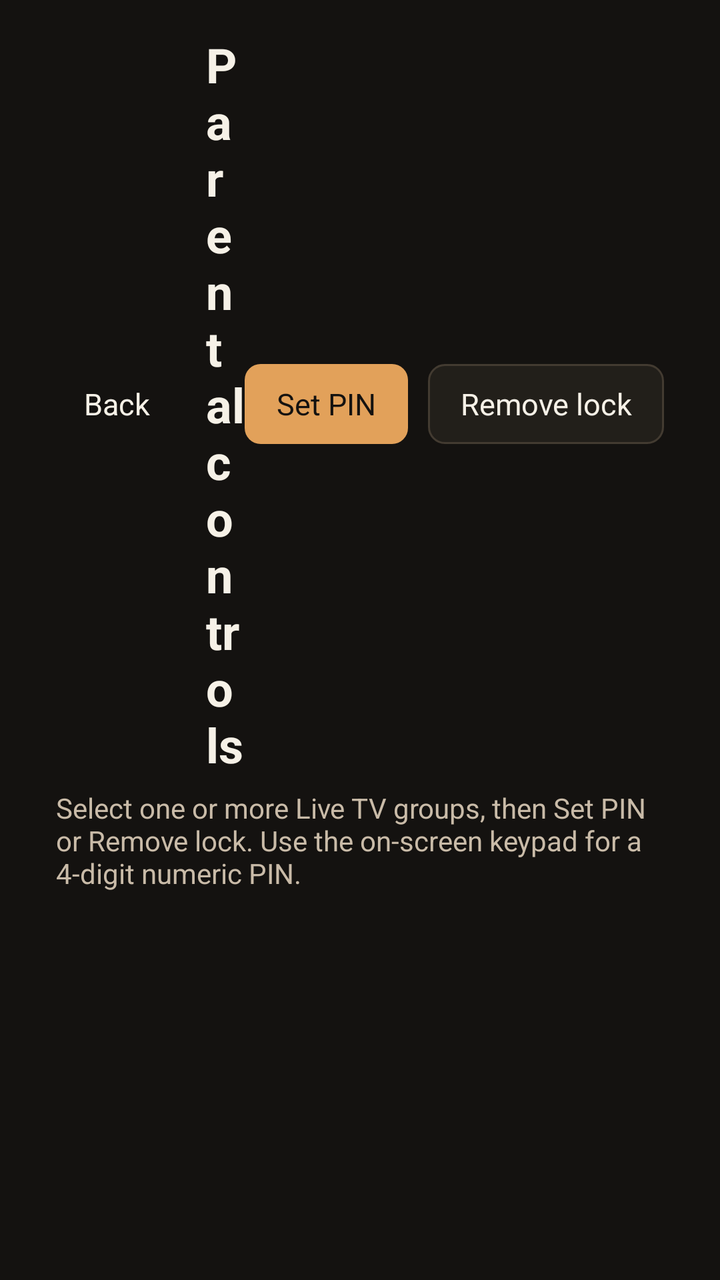
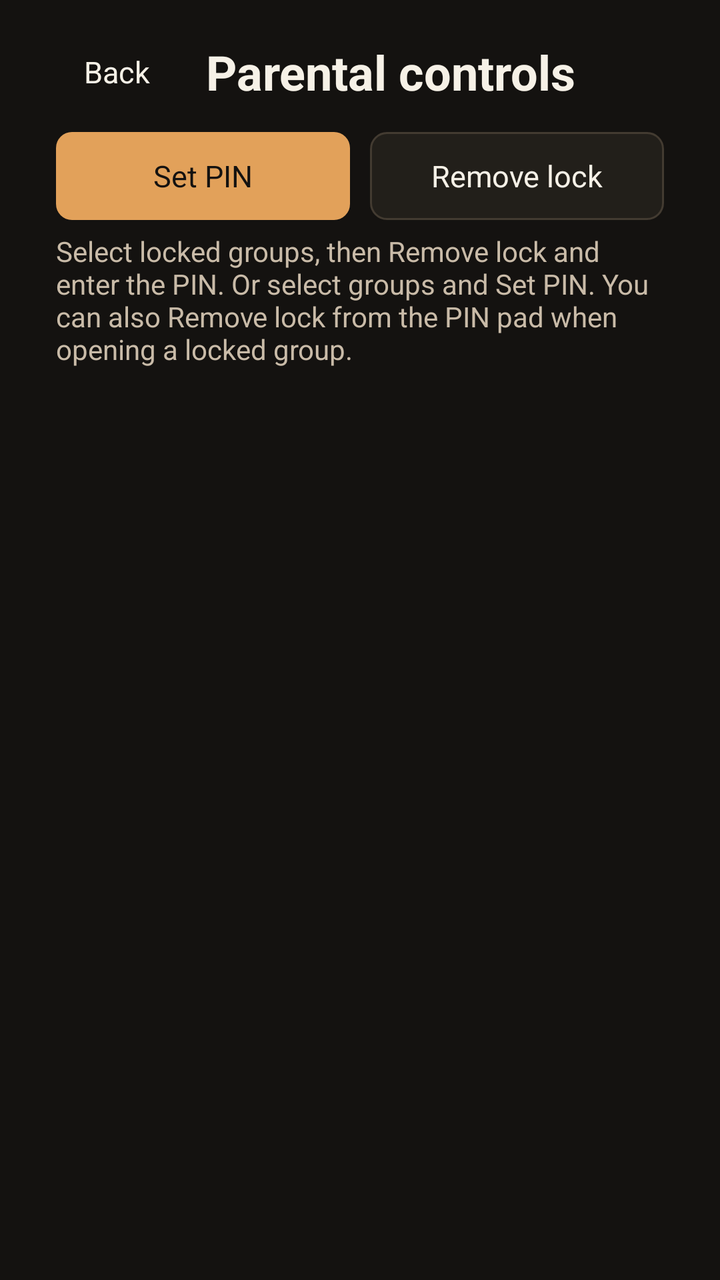

An Android layout rendered at two revisions. The XML below is the earlier revision; the diff shows what the commit changed to produce the second picture.
<!-- AndroidManifest.xml: application theme Theme.OlympusIptv -->
<!-- res/layout/activity_parental.xml -->
<?xml version="1.0" encoding="utf-8"?>
<FrameLayout xmlns:android="http://schemas.android.com/apk/res/android"
    android:layout_width="match_parent"
    android:layout_height="match_parent"
    android:background="@color/bg">

    <LinearLayout
        android:id="@+id/parentalContent"
        android:layout_width="match_parent"
        android:layout_height="match_parent"
        android:orientation="vertical"
        android:paddingHorizontal="28dp"
        android:paddingTop="16dp"
        android:paddingBottom="12dp">

        <LinearLayout
            android:layout_width="match_parent"
            android:layout_height="wrap_content"
            android:gravity="center_vertical"
            android:orientation="horizontal">

            <TextView
                android:id="@+id/btnBack"
                android:layout_width="wrap_content"
                android:layout_height="40dp"
                android:background="@drawable/bg_nav"
                android:clickable="true"
                android:focusable="true"
                android:gravity="center"
                android:nextFocusDown="@id/groupList"
                android:paddingHorizontal="14dp"
                android:text="@string/back"
                android:textColor="@color/text_primary"
                android:textSize="15sp" />

            <TextView
                android:layout_width="0dp"
                android:layout_height="wrap_content"
                android:layout_marginStart="14dp"
                android:layout_weight="1"
                android:text="@string/parental_title"
                android:textColor="@color/text_primary"
                android:textSize="24sp"
                android:textStyle="bold" />

            <TextView
                android:id="@+id/btnSetPin"
                android:layout_width="wrap_content"
                android:layout_height="40dp"
                android:background="@drawable/bg_button"
                android:clickable="true"
                android:focusable="true"
                android:gravity="center"
                android:paddingHorizontal="16dp"
                android:text="@string/parental_set_pin"
                android:textColor="@color/bg"
                android:textSize="15sp" />

            <TextView
                android:id="@+id/btnClearPin"
                android:layout_width="wrap_content"
                android:layout_height="40dp"
                android:layout_marginStart="10dp"
                android:background="@drawable/bg_button_secondary"
                android:clickable="true"
                android:focusable="true"
                android:gravity="center"
                android:paddingHorizontal="16dp"
                android:text="@string/parental_clear_pin"
                android:textColor="@color/text_primary"
                android:textSize="15sp" />
        </LinearLayout>

        <TextView
            android:id="@+id/parentalHint"
            android:layout_width="match_parent"
            android:layout_height="wrap_content"
            android:layout_marginTop="6dp"
            android:text="@string/parental_hint"
            android:textColor="@color/text_secondary"
            android:textSize="14sp" />

        <androidx.recyclerview.widget.RecyclerView
            android:id="@+id/groupList"
            android:layout_width="match_parent"
            android:layout_height="0dp"
            android:layout_marginTop="12dp"
            android:layout_weight="1"
            android:clipToPadding="false"
            android:nextFocusUp="@id/btnBack" />
    </LinearLayout>

    <View
        android:id="@+id/pinScrim"
        android:layout_width="match_parent"
        android:layout_height="match_parent"
        android:background="#CC141210"
        android:clickable="true"
        android:focusable="false"
        android:visibility="gone" />

    <LinearLayout
        android:id="@+id/groupPin"
        android:layout_width="420dp"
        android:layout_height="wrap_content"
        android:layout_gravity="center"
        android:background="@drawable/bg_panel"
        android:clickable="true"
        android:descendantFocusability="afterDescendants"
        android:elevation="18dp"
        android:focusable="true"
        android:orientation="vertical"
        android:paddingHorizontal="24dp"
        android:paddingVertical="20dp"
        android:visibility="gone">

        <TextView
            android:id="@+id/groupPinTitle"
            android:layout_width="match_parent"
            android:layout_height="wrap_content"
            android:focusable="false"
            android:gravity="center"
            android:text="@string/group_pin_set"
            android:textColor="@color/text_primary"
            android:textSize="22sp"
            android:textStyle="bold" />

        <TextView
            android:id="@+id/groupPinDigits"
            android:layout_width="match_parent"
            android:layout_height="64dp"
            android:layout_marginTop="14dp"
            android:background="@color/bg_elevated"
            android:focusable="false"
            android:gravity="center"
            android:letterSpacing="0.35"
            android:text="––––"
            android:textColor="@color/text_primary"
            android:textSize="34sp" />

        <GridLayout
            android:id="@+id/pinPad"
            android:layout_width="match_parent"
            android:layout_height="wrap_content"
            android:layout_marginTop="14dp"
            android:alignmentMode="alignMargins"
            android:columnCount="3"
            android:descendantFocusability="afterDescendants"
            android:rowCount="4"
            android:useDefaultMargins="true">

            <TextView android:id="@+id/pin1" style="@style/OlympusIptvPinKey" android:text="1" />
            <TextView android:id="@+id/pin2" style="@style/OlympusIptvPinKey" android:text="2" />
            <TextView android:id="@+id/pin3" style="@style/OlympusIptvPinKey" android:text="3" />
            <TextView android:id="@+id/pin4" style="@style/OlympusIptvPinKey" android:text="4" />
            <TextView android:id="@+id/pin5" style="@style/OlympusIptvPinKey" android:text="5" />
            <TextView android:id="@+id/pin6" style="@style/OlympusIptvPinKey" android:text="6" />
            <TextView android:id="@+id/pin7" style="@style/OlympusIptvPinKey" android:text="7" />
            <TextView android:id="@+id/pin8" style="@style/OlympusIptvPinKey" android:text="8" />
            <TextView android:id="@+id/pin9" style="@style/OlympusIptvPinKey" android:text="9" />
            <TextView android:id="@+id/pinClearDigit" style="@style/OlympusIptvPinKey" android:text="⌫" />
            <TextView android:id="@+id/pin0" style="@style/OlympusIptvPinKey" android:text="0" />
            <TextView android:id="@+id/pinCancel" style="@style/OlympusIptvPinKey" android:text="@string/group_pin_cancel" />
        </GridLayout>
    </LinearLayout>
</FrameLayout>
<!-- resources referenced by this layout -->
<resources>
  <color name="bg">#141210</color>
  <color name="bg_elevated">#221F1A</color>
  <color name="text_primary">#F6F1E7</color>
  <color name="text_secondary">#C9BBA8</color>
  <!-- drawable bg_button (drawable) -->
  <?xml version="1.0" encoding="utf-8"?>
  <selector xmlns:android="http://schemas.android.com/apk/res/android">
      <item android:state_focused="true">
          <shape>
              <solid android:color="@color/focus" />
              <corners android:radius="8dp" />
          </shape>
      </item>
      <item android:state_pressed="true">
          <shape>
              <solid android:color="@color/accent_dim" />
              <corners android:radius="8dp" />
          </shape>
      </item>
      <item>
          <shape>
              <solid android:color="@color/accent" />
              <corners android:radius="8dp" />
          </shape>
      </item>
  </selector>
  <!-- drawable bg_button_secondary (drawable) -->
  <?xml version="1.0" encoding="utf-8"?>
  <selector xmlns:android="http://schemas.android.com/apk/res/android">
      <item android:state_focused="true">
          <shape>
              <solid android:color="@color/bg_elevated" />
              <corners android:radius="8dp" />
              <stroke
                  android:width="2dp"
                  android:color="@color/focus" />
          </shape>
      </item>
      <item>
          <shape>
              <solid android:color="@color/bg_elevated" />
              <corners android:radius="8dp" />
              <stroke
                  android:width="1dp"
                  android:color="@color/stroke" />
          </shape>
      </item>
  </selector>
  <!-- drawable bg_panel (drawable) -->
  <?xml version="1.0" encoding="utf-8"?>
  <shape xmlns:android="http://schemas.android.com/apk/res/android">
      <solid android:color="@color/bg_panel" />
      <corners android:radius="10dp" />
      <stroke
          android:width="1dp"
          android:color="@color/stroke" />
  </shape>
  <string name="back">Back</string>
  <string name="group_pin_cancel">Cancel</string>
  <string name="group_pin_set">Lock this group</string>
  <string name="parental_clear_pin">Remove lock</string>
  <string name="parental_hint">Select one or more Live TV groups, then Set PIN or Remove lock. Use the on-screen keypad for a 4-digit numeric PIN.</string>
  <string name="parental_set_pin">Set PIN</string>
  <string name="parental_title">Parental controls</string>
  <style name="OlympusIptvPinKey">
          <item name="android:layout_width">0dp</item>
          <item name="android:layout_height">56dp</item>
          <item name="android:layout_columnWeight">1</item>
          <item name="android:background">@drawable/bg_focusable</item>
          <item name="android:clickable">true</item>
          <item name="android:focusable">true</item>
          <item name="android:focusableInTouchMode">true</item>
          <item name="android:gravity">center</item>
          <item name="android:textColor">@color/text_primary</item>
          <item name="android:textSize">22sp</item>
          <item name="android:textStyle">bold</item>
      </style>
  <style name="Theme.OlympusIptv" parent="Theme.AppCompat.NoActionBar">
          <item name="android:windowBackground">@color/bg</item>
          <item name="android:colorBackground">@color/bg</item>
          <item name="android:textColorPrimary">@color/text_primary</item>
          <item name="android:textColorSecondary">@color/text_secondary</item>
          <item name="colorPrimary">@color/accent</item>
          <item name="colorAccent">@color/accent</item>
          <item name="android:statusBarColor">@color/bg</item>
          <item name="android:navigationBarColor">@color/bg</item>
          <item name="android:windowFullscreen">true</item>
      </style>
  <color name="focus">#F0C48A</color>
  <color name="accent_dim">#B07A38</color>
  <color name="accent">#E2A15A</color>
  <color name="stroke">#433B31</color>
  <color name="bg_panel">#2C271F</color>
  <!-- unchanged entries left out for length: 2 -->
</resources>

<!-- the commit's change to res/layout/activity_parental.xml (unified diff, before → after) -->
@@ -27,7 +27,7 @@
                 android:clickable="true"
                 android:focusable="true"
                 android:gravity="center"
-                android:nextFocusDown="@id/groupList"
+                android:nextFocusDown="@id/btnSetPin"
                 android:paddingHorizontal="14dp"
                 android:text="@string/back"
                 android:textColor="@color/text_primary"
@@ -42,30 +42,44 @@
                 android:textColor="@color/text_primary"
                 android:textSize="24sp"
                 android:textStyle="bold" />
+        </LinearLayout>
+
+        <LinearLayout
+            android:layout_width="match_parent"
+            android:layout_height="wrap_content"
+            android:layout_marginTop="10dp"
+            android:gravity="center_vertical"
+            android:orientation="horizontal">
 
             <TextView
                 android:id="@+id/btnSetPin"
-                android:layout_width="wrap_content"
-                android:layout_height="40dp"
+                android:layout_width="0dp"
+                android:layout_height="44dp"
+                android:layout_weight="1"
                 android:background="@drawable/bg_button"
                 android:clickable="true"
                 android:focusable="true"
                 android:gravity="center"
-                android:paddingHorizontal="16dp"
+                android:nextFocusUp="@id/btnBack"
+                android:nextFocusDown="@id/groupList"
+                android:paddingHorizontal="12dp"
                 android:text="@string/parental_set_pin"
                 android:textColor="@color/bg"
                 android:textSize="15sp" />
 
             <TextView
                 android:id="@+id/btnClearPin"
-                android:layout_width="wrap_content"
-                android:layout_height="40dp"
+                android:layout_width="0dp"
+                android:layout_height="44dp"
                 android:layout_marginStart="10dp"
+                android:layout_weight="1"
                 android:background="@drawable/bg_button_secondary"
                 android:clickable="true"
                 android:focusable="true"
                 android:gravity="center"
-                android:paddingHorizontal="16dp"
+                android:nextFocusUp="@id/btnBack"
+                android:nextFocusDown="@id/groupList"
+                android:paddingHorizontal="12dp"
                 android:text="@string/parental_clear_pin"
                 android:textColor="@color/text_primary"
                 android:textSize="15sp" />
<!-- resource entries referenced after the edit -->
@@ -61,7 +61,7 @@
   <string name="group_pin_cancel">Cancel</string>
   <string name="group_pin_set">Lock this group</string>
   <string name="parental_clear_pin">Remove lock</string>
-  <string name="parental_hint">Select one or more Live TV groups, then Set PIN or Remove lock. Use the on-screen keypad for a 4-digit numeric PIN.</string>
+  <string name="parental_hint">Select locked groups, then Remove lock and enter the PIN. Or select groups and Set PIN. You can also Remove lock from the PIN pad when opening a locked group.</string>
   <string name="parental_set_pin">Set PIN</string>
   <string name="parental_title">Parental controls</string>
   <style name="OlympusIptvPinKey">
